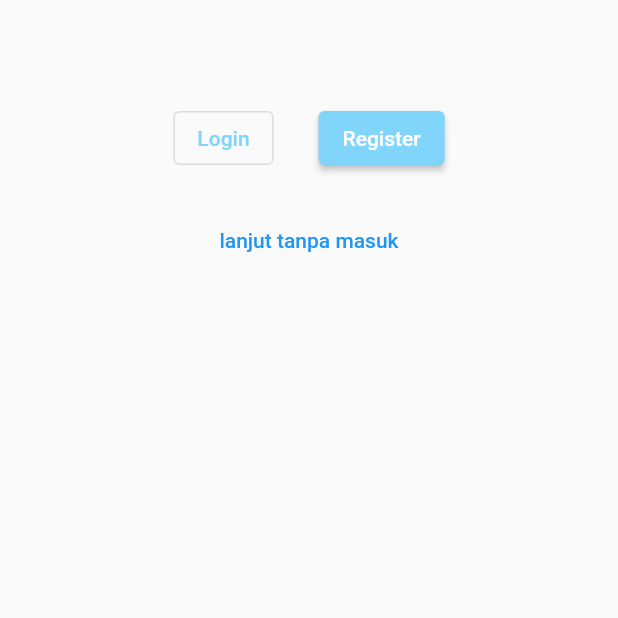
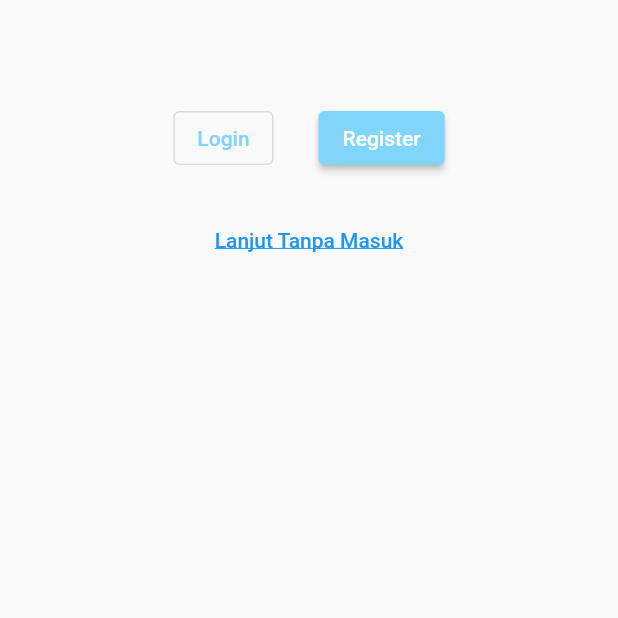
Before and after one commit to Nazvaniya/StandKu_app, a Flutter app: the screen it shows after launch, on a phone screen of 412 x 824 dp, the part 618-1236 px from its top. Run offline on Flutter 3.47's test engine with Material 2 defaults, Android fonts, the phone set to English and light mode, and no system bars; our stand-ins replace image_cropper, image_picker.

Commit message:
underlines

```diff
--- a/lib/landingpage.dart
+++ b/lib/landingpage.dart
@@ -60,7 +60,10 @@ class LandingPage extends StatelessWidget {
                 children: <Widget>[
                 TextButton(onPressed: () {Navigator.push(context,
         MaterialPageRoute(builder: (context)=> Home()));}, child: Text(
-                    'lanjut tanpa masuk',
+                    'Lanjut Tanpa Masuk',
+                    style: TextStyle(
+                    decoration: TextDecoration.underline,
+                    ),
                   ))
 
                 ])
```
